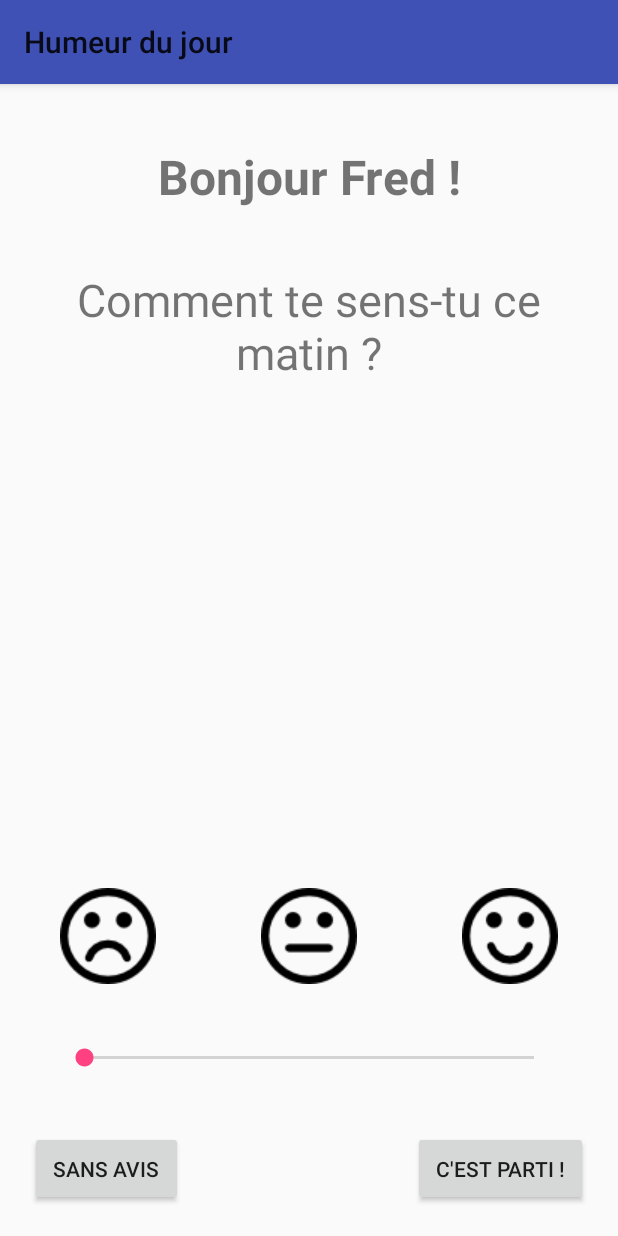
After one commit to Atmos4/IHM, an Android app: the MoodActivity screen opened directly, with no data from a screen before it, on a phone screen of 412 x 824 dp. The commit adds this screen. Run offline under Robolectric (Android 15) with nearby library versions, the phone set to English and light mode, and no system bars.

Commit message:
Première version de la page Bonne humeur !

```diff
--- a/app/build.gradle
+++ b/app/build.gradle
@@ -27,6 +27,7 @@ dependencies {
     androidTestImplementation 'com.android.support.test:runner:1.0.1'
     androidTestImplementation 'com.android.support.test.espresso:espresso-core:3.0.1'
 }
+
 dependencies {
     compile fileTree(dir: 'libs', include: ['*.jar'])
     compile 'com.android.support:appcompat-v7:26.1.0'
--- a/app/src/main/AndroidManifest.xml
+++ b/app/src/main/AndroidManifest.xml
@@ -1,6 +1,10 @@
 <?xml version="1.0" encoding="utf-8"?>
 <manifest xmlns:android="http://schemas.android.com/apk/res/android"
     package="fr.insalyon.hexarem.ihm">
+
+    <uses-feature android:name="android.hardware.type.watch" />
+
+    <uses-permission android:name="android.permission.WAKE_LOCK" />
 
     <application
         android:allowBackup="true"
@@ -18,6 +22,13 @@
                 <category android:name="android.intent.category.LAUNCHER" />
             </intent-filter>
         </activity>
+
+        <activity
+            android:name=".MoodActivity"
+            android:label="@string/title_activity_mood"
+            android:theme="@style/DialogTheme">
+
+        </activity>
     </application>
 
 </manifest>
--- /dev/null
+++ b/app/src/main/java/fr/insalyon/hexarem/ihm/MoodActivity.java
@@ -0,0 +1,18 @@
+package fr.insalyon.hexarem.ihm;
+
+import android.os.Bundle;
+import android.support.v7.app.AppCompatActivity;
+import android.widget.TextView;
+
+public class MoodActivity extends AppCompatActivity {
+
+    private TextView mTextView;
+
+    @Override
+    protected void onCreate(Bundle savedInstanceState) {
+        super.onCreate(savedInstanceState);
+        setContentView(R.layout.activity_mood);
+
+        mTextView = (TextView) findViewById(R.id.text);
+    }
+}
--- /dev/null
+++ b/app/src/main/res/layout/activity_mood.xml
@@ -0,0 +1,89 @@
+<?xml version="1.0" encoding="utf-8"?>
+
+<android.support.constraint.ConstraintLayout xmlns:android="http://schemas.android.com/apk/res/android"
+    xmlns:tools="http://schemas.android.com/tools"
+    xmlns:app="http://schemas.android.com/apk/res-auto"
+    android:layout_width="match_parent"
+    android:layout_height="match_parent"
+    android:padding="@dimen/box_inset_layout_padding"
+    tools:context="fr.insalyon.hexarem.ihm.MoodActivity">
+
+
+    <TextView
+        android:layout_width="wrap_content"
+        android:layout_height="wrap_content"
+        android:id="@+id/hello"
+        android:text="Bonjour Fred !"
+        android:layout_margin="40dp"
+        android:textSize="32dp"
+        android:textStyle="bold"
+        app:layout_constraintLeft_toLeftOf="parent"
+        app:layout_constraintRight_toRightOf="parent"
+        app:layout_constraintTop_toTopOf="parent" />
+
+    <TextView
+        android:layout_width="wrap_content"
+        android:layout_height="wrap_content"
+        android:text="Comment te sens-tu ce matin ?"
+        android:textSize="30dp"
+        android:layout_margin="40dp"
+        android:textAlignment="center"
+        app:layout_constraintLeft_toLeftOf="parent"
+        app:layout_constraintRight_toRightOf="parent"
+        app:layout_constraintTop_toBottomOf="@id/hello"/>
+
+    <ImageView
+        android:layout_margin="40dp"
+        android:layout_width="wrap_content"
+        android:layout_height="wrap_content"
+        android:background="@drawable/ic_frown"
+        app:layout_constraintLeft_toLeftOf="parent"
+        app:layout_constraintBottom_toTopOf="@id/seekBar"/>
+
+    <ImageView
+        android:layout_margin="40dp"
+        android:layout_width="wrap_content"
+        android:layout_height="wrap_content"
+        android:background="@drawable/ic_meh"
+        app:layout_constraintLeft_toLeftOf="parent"
+        app:layout_constraintRight_toRightOf="parent"
+        app:layout_constraintBottom_toTopOf="@id/seekBar"/>
+
+    <ImageView
+        android:layout_margin="40dp"
+        android:layout_width="wrap_content"
+        android:layout_height="wrap_content"
+        android:background="@drawable/ic_smile"
+        app:layout_constraintRight_toRightOf="parent"
+        app:layout_constraintBottom_toTopOf="@id/seekBar"/>
+
+
+    <SeekBar
+        android:id="@+id/seekBar"
+        android:layout_width="match_parent"
+        android:layout_height="wrap_content"
+        android:layout_margin="40dp"
+        app:layout_constraintBottom_toTopOf="@id/button3" />
+
+    <Button
+        android:id="@+id/button3"
+        android:layout_width="wrap_content"
+        android:layout_height="wrap_content"
+        android:text="Sans avis"
+        android:layout_margin="20dp"
+        android:padding="15dp"
+        app:layout_constraintLeft_toLeftOf="parent"
+        app:layout_constraintBottom_toBottomOf="parent"/>
+
+    <Button
+        android:id="@+id/button4"
+        android:layout_width="wrap_content"
+        android:layout_height="wrap_content"
+        android:layout_margin="20dp"
+        android:padding="15dp"
+        android:text="C'est parti !"
+        app:layout_constraintBottom_toBottomOf="parent"
+        app:layout_constraintRight_toRightOf="parent"/>
+
+
+</android.support.constraint.ConstraintLayout>
--- a/app/src/main/res/menu/navigation_menu.xml
+++ b/app/src/main/res/menu/navigation_menu.xml
@@ -3,17 +3,17 @@
 
     <item
         android:id="@+id/navigation_challenge"
-        android:icon="@drawable/ic_notifications_black_24dp"
+        android:icon="@drawable/ic_chal"
         android:title="@string/title_challenge" />
 
     <item
         android:id="@+id/navigation_home"
-        android:icon="@drawable/ic_home_black_24dp"
+        android:icon="@drawable/ic_home"
         android:title="@string/title_home" />
 
     <item
         android:id="@+id/navigation_stats"
-        android:icon="@drawable/ic_dashboard_black_24dp"
+        android:icon="@drawable/ic_stats"
         android:title="@string/title_stats" />
 
 </menu>
--- /dev/null
+++ b/app/src/main/res/values-round/strings.xml
@@ -0,0 +1,3 @@
+<resources>
+    <string name="hello_world">Hello Round World!</string>
+</resources>
--- a/app/src/main/res/values/dimens.xml
+++ b/app/src/main/res/values/dimens.xml
@@ -2,4 +2,16 @@
     <!-- Default screen margins, per the Android Design guidelines. -->
     <dimen name="activity_horizontal_margin">16dp</dimen>
     <dimen name="activity_vertical_margin">16dp</dimen>
+    <!--
+    Because the window insets on round devices are larger than 15dp, this padding only applies
+    to square screens.
+    -->
+    <dimen name="box_inset_layout_padding">0dp</dimen>
+
+    <!--
+    This padding applies to both square and round screens. The total padding between the buttons
+    and the window insets is box_inset_layout_padding (above variable) on square screens and
+    inner_frame_layout_padding (below variable) on round screens.
+    -->
+    <dimen name="inner_frame_layout_padding">5dp</dimen>
 </resources>
--- a/app/src/main/res/values/strings.xml
+++ b/app/src/main/res/values/strings.xml
@@ -13,4 +13,10 @@
     <string name="title_pref_lang_fr">Français</string>
     <string name="title_pref_lang_en">English</string>
     <string name="title_pref_conf">Autoriser l\'application à partager vos données</string>
+    <string name="title_activity_mood">Humeur du jour</string>
+    <!--
+    This string is used for square devices and overridden by hello_world in
+    values-round/strings.xml for round devices.
+    -->
+    <string name="hello_world">Hello Square World!</string>
 </resources>
--- a/app/src/main/res/values/styles.xml
+++ b/app/src/main/res/values/styles.xml
@@ -8,4 +8,11 @@
         <item name="colorAccent">@color/colorAccent</item>
     </style>
 
+    <style name="DialogTheme" parent="Theme.AppCompat.Light">
+        <!-- Customize your theme here. -->
+        <item name="colorPrimary">@color/colorPrimary</item>
+        <item name="colorPrimaryDark">@color/colorPrimaryDark</item>
+        <item name="colorAccent">@color/colorAccent</item>
+    </style>
+
 </resources>
```
Also changed, not shown: app/src/main/res/drawable/ic_chal.png (added), app/src/main/res/drawable/ic_frown.png (added), app/src/main/res/drawable/ic_home.png (added), app/src/main/res/drawable/ic_meh.png (added), app/src/main/res/drawable/ic_smile.png (added), app/src/main/res/drawable/ic_stats.png (added).
